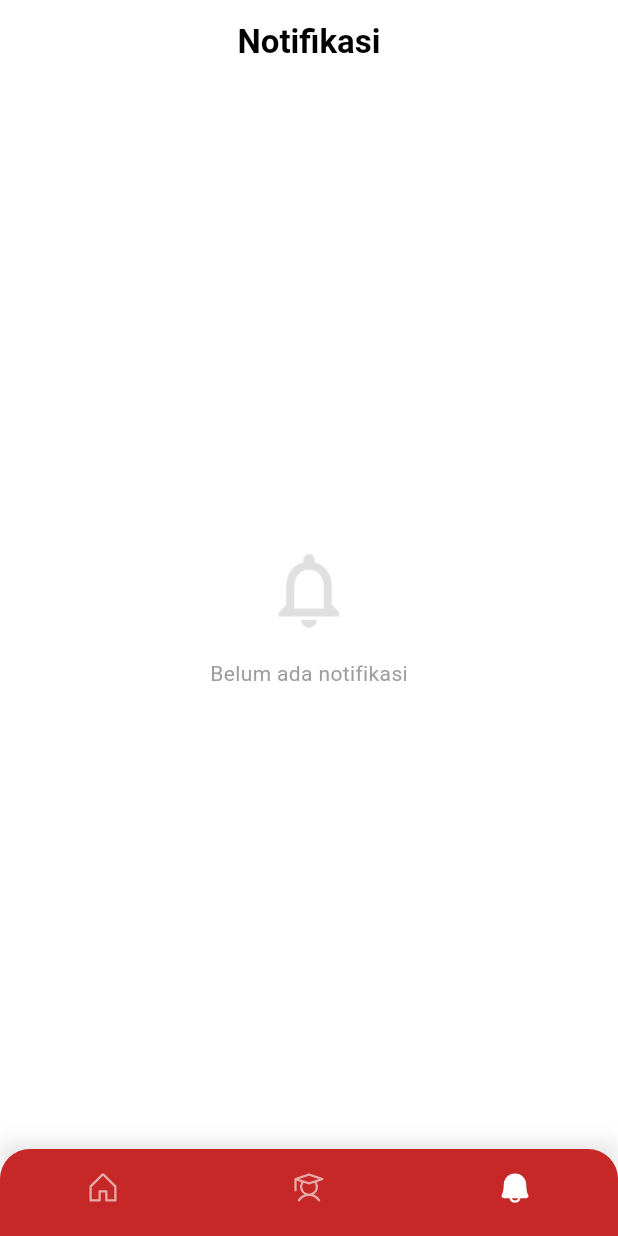
After one commit to faisol35/lms_app, a Flutter app: the NotificationScreen screen opened by its route, on a phone screen of 412 x 824 dp. The commit adds this screen. Run offline on Flutter 3.47's test engine with Material 3 defaults, Android fonts, the phone set to English and light mode, and no system bars; our stand-ins replace go_router, google_fonts, phosphor_flutter.

Commit message:
adding notification screen

```diff
--- a/lib/core/router/app_router.dart
+++ b/lib/core/router/app_router.dart
@@ -2,8 +2,8 @@ import 'package:flutter/material.dart';
 import 'package:go_router/go_router.dart';
 import '../../features/auth/login_screen.dart';
 import '../../features/home/dashboard_screen.dart';
-import '../../features/classes/classes_screen.dart';
 import '../../features/profile/profile_screen.dart';
+import '../../features/notification/notification_screen.dart';
 import '../../features/announcement/announcement_list_screen.dart';
 import '../../features/announcement/announcement_detail_screen.dart';
 import 'scaffold_with_nav_bar.dart';
@@ -40,7 +40,7 @@ final appRouter = GoRouter(
           routes: [
             GoRoute(
               path: '/classes',
-              builder: (context, state) => const ClassesScreen(),
+              builder: (context, state) => const ProfileScreen(),
             ),
           ],
         ),
@@ -48,8 +48,8 @@ final appRouter = GoRouter(
           navigatorKey: _shellNavigatorProfileKey,
           routes: [
             GoRoute(
-              path: '/profile',
-              builder: (context, state) => const ProfileScreen(),
+              path: '/notifications',
+              builder: (context, state) => const NotificationScreen(),
             ),
           ],
         ),
--- /dev/null
+++ b/lib/features/notification/notification_screen.dart
@@ -0,0 +1,35 @@
+import 'package:flutter/material.dart';
+
+class NotificationScreen extends StatelessWidget {
+  const NotificationScreen({super.key});
+
+  @override
+  Widget build(BuildContext context) {
+    return Scaffold(
+      backgroundColor: Colors.white,
+      appBar: AppBar(
+        title: const Text(
+          'Notifikasi',
+          style: TextStyle(color: Colors.black, fontWeight: FontWeight.bold),
+        ),
+        backgroundColor: Colors.white,
+        elevation: 0,
+        centerTitle: true,
+        automaticallyImplyLeading: false,
+      ),
+      body: Center(
+        child: Column(
+          mainAxisAlignment: MainAxisAlignment.center,
+          children: [
+            Icon(Icons.notifications_none, size: 60, color: Colors.grey[300]),
+            const SizedBox(height: 16),
+            Text(
+              'Belum ada notifikasi',
+              style: TextStyle(color: Colors.grey[500]),
+            ),
+          ],
+        ),
+      ),
+    );
+  }
+}
```
